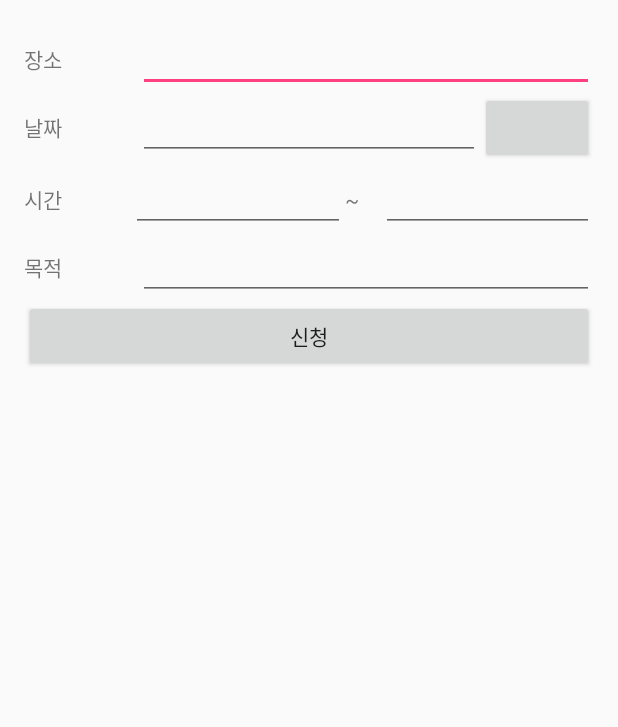
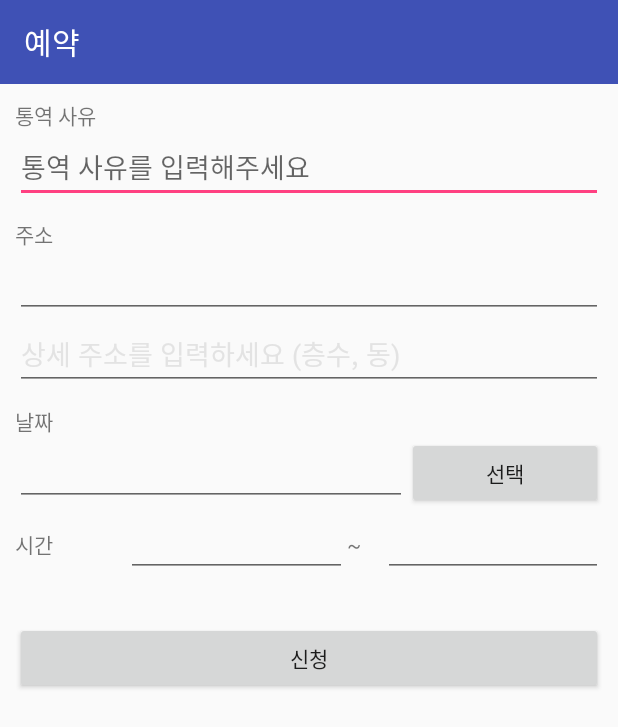
Before and after one commit to CheongminJeongeum/CheongminApp, an Android app: the RequestActivity screen opened directly, with no data from a screen before it, on a phone screen of 412 x 824 dp. Shown: the top 727 px of the screen. Run offline under Robolectric (Android 15) with nearby library versions, the phone set to English and light mode, and no system bars; our stand-ins replace ButterKnife.

Commit message:
통역 신청 목록 액티비티 수정 통역 신청 액티비티 수정

```diff
--- a/app/src/main/java/sm/cheongminapp/RequestActivity.java
+++ b/app/src/main/java/sm/cheongminapp/RequestActivity.java
@@ -5,12 +5,15 @@ import android.content.DialogInterface;
 import android.content.Intent;
 import android.os.Bundle;
 import android.support.v7.app.AppCompatActivity;
+import android.support.v7.widget.Toolbar;
 import android.view.View;
 import android.widget.Button;
 import android.widget.DatePicker;
 import android.widget.EditText;
 import android.widget.Toast;
 
+import butterknife.BindView;
+import butterknife.ButterKnife;
 import retrofit2.Call;
 import retrofit2.Callback;
 import retrofit2.Response;
@@ -19,6 +22,10 @@ import sm.cheongminapp.network.ApiService;
 import sm.cheongminapp.network.IApiService;
 
 public class RequestActivity extends AppCompatActivity {
+
+    @BindView(R.id.request_toolbar)
+    Toolbar request_toolbar;
+
     private EditText eLocation, eDate, eStartTime, eEndTime, eGoal;
     private Button bDatePicker, bSubmit;
     private DatePicker dpPicker;
@@ -30,6 +37,10 @@ public class RequestActivity extends AppCompatActivity {
     protected void onCreate(Bundle savedInstanceState) {
         super.onCreate(savedInstanceState);
         setContentView(R.layout.activity_request);
+
+        ButterKnife.bind(this);
+
+        setSupportActionBar(request_toolbar);
 
         Intent intent = getIntent();
         centerId = intent.getIntExtra("centerId", -1);
--- a/app/src/main/java/sm/cheongminapp/fragment/CenterFragment.java
+++ b/app/src/main/java/sm/cheongminapp/fragment/CenterFragment.java
@@ -6,6 +6,7 @@ import android.content.DialogInterface;
 import android.content.Intent;
 import android.os.Bundle;
 import android.support.v4.app.Fragment;
+import android.support.v7.widget.Toolbar;
 import android.util.Log;
 import android.view.LayoutInflater;
 import android.view.View;
@@ -18,6 +19,7 @@ import android.widget.ListView;
 import java.util.ArrayList;
 import java.util.List;
 
+import butterknife.BindView;
 import retrofit2.Call;
 import retrofit2.Callback;
 import retrofit2.Response;
--- a/app/src/main/java/sm/cheongminapp/network/ApiService.java
+++ b/app/src/main/java/sm/cheongminapp/network/ApiService.java
@@ -8,7 +8,7 @@ import retrofit2.converter.gson.GsonConverterFactory;
  */
 
 public class ApiService {
-    private static String BASE_API_URL = "http://192.168.0.8:5000/api/";
+    private static String BASE_API_URL = "http://52.26.85.61:5000/api/";  //"http://192.168.0.8:5000/api/";
 
     private IApiService service;
 
--- a/app/src/main/res/layout/activity_request.xml
+++ b/app/src/main/res/layout/activity_request.xml
@@ -1,50 +1,106 @@
 <LinearLayout xmlns:android="http://schemas.android.com/apk/res/android"
     xmlns:tools="http://schemas.android.com/tools" android:layout_width="match_parent"
-    android:layout_height="match_parent" android:paddingLeft="@dimen/activity_horizontal_margin"
-    android:paddingRight="@dimen/activity_horizontal_margin"
-    android:paddingTop="@dimen/activity_vertical_margin"
-    android:paddingBottom="@dimen/activity_vertical_margin"
+    android:layout_height="match_parent"
     android:orientation="vertical"
     tools:context="com.sm.cheongminapp.RequestActivity">
+
+    <android.support.v7.widget.Toolbar
+        android:id="@+id/request_toolbar"
+        android:layout_width="match_parent"
+        android:layout_height="wrap_content"
+        android:background="?attr/colorPrimary"
+        android:minHeight="?attr/actionBarSize"
+        android:theme="@style/ThemeOverlay.AppCompat.Dark.ActionBar"
+        android:popupTheme="@style/ThemeOverlay.AppCompat.Light" />
+
+    <LinearLayout
+        android:layout_width="match_parent"
+        android:layout_height="wrap_content"
+        android:orientation="vertical"
+        android:padding="10dp">
 
 
         <LinearLayout
             android:layout_width="match_parent"
             android:layout_height="wrap_content"
-        android:orientation="horizontal">
+            android:orientation="vertical"
+            android:layout_marginBottom="10dp">
 
             <TextView
-            android:text="장소"
+                android:text="통역 사유"
                 android:layout_width="match_parent"
                 android:layout_height="wrap_content"
                 android:layout_weight="8"/>
+
             <EditText
-            android:id="@+id/location"
+                android:id="@+id/goal"
                 android:layout_width="match_parent"
                 android:layout_height="wrap_content"
-            android:layout_weight="2"/>
+                android:layout_weight="2"
+                android:hint="통역 사유를 입력해주세요"/>
+
         </LinearLayout>
 
         <LinearLayout
             android:layout_width="match_parent"
             android:layout_height="wrap_content"
-        android:orientation="horizontal">
+            android:orientation="vertical"
+            android:layout_marginBottom="10dp">
+
+            <TextView
+                android:text="주소"
+                android:layout_width="match_parent"
+                android:layout_height="wrap_content"
+                android:layout_weight="8" />
+
+            <EditText
+                android:id="@+id/location"
+                android:layout_width="match_parent"
+                android:layout_height="wrap_content"
+                android:layout_weight="2"
+                android:hint=""/>
+
+            <EditText
+                android:id="@+id/location_detail"
+                android:layout_width="match_parent"
+                android:layout_height="wrap_content"
+                android:layout_weight="2"
+                android:hint="상세 주소를 입력하세요 (층수, 동)"
+                android:textColorHint="#e3e3e3"/>
+
+        </LinearLayout>
+
+        <LinearLayout
+            android:layout_width="match_parent"
+            android:layout_height="wrap_content"
+            android:orientation="vertical">
 
             <TextView
                 android:text="날짜"
                 android:layout_width="match_parent"
                 android:layout_height="wrap_content"
                 android:layout_weight="4"/>
+
+            <LinearLayout
+                android:layout_width="match_parent"
+                android:layout_height="match_parent"
+                android:orientation="horizontal">
+
                 <EditText
                     android:id="@+id/date"
                     android:layout_width="match_parent"
                     android:layout_height="wrap_content"
                     android:layout_weight="2"/>
+
                 <Button
                     android:id="@+id/btn_pick"
                     android:layout_width="match_parent"
                     android:layout_height="wrap_content"
-            android:layout_weight="4"/>
+                    android:layout_weight="4"
+                    android:text="선택"/>
+
+            </LinearLayout>
+
         </LinearLayout>
 
         <LinearLayout
@@ -74,28 +130,13 @@
                 android:layout_weight="5"/>
         </LinearLayout>
 
-    <LinearLayout
-        android:layout_width="match_parent"
-        android:layout_height="wrap_content"
-        android:orientation="horizontal">
-
-        <TextView
-            android:text="목적"
-            android:layout_width="match_parent"
-            android:layout_height="wrap_content"
-            android:layout_weight="8"/>
-        <EditText
-            android:id="@+id/goal"
-            android:layout_width="match_parent"
-            android:layout_height="wrap_content"
-            android:layout_weight="2"/>
-
-    </LinearLayout>
 
         <Button
             android:id="@+id/btn_submit"
             android:layout_width="match_parent"
             android:layout_height="wrap_content"
+            android:layout_marginTop="30dp"
             android:text="신청"/>
 
     </LinearLayout>
+</LinearLayout>
```
Also changed, not shown: app/src/main/AndroidManifest.xml (+4 -4 lines), app/src/main/java/sm/cheongminapp/RequestListActivity.java (+31 -10 lines), app/src/main/res/layout/activity_request_list.xml (+10 -13 lines), app/src/main/java/sm/cheongminapp/data/ReservationList.java (line endings or trailing spaces). Lines whose indentation alone changed are shown as unchanged.
